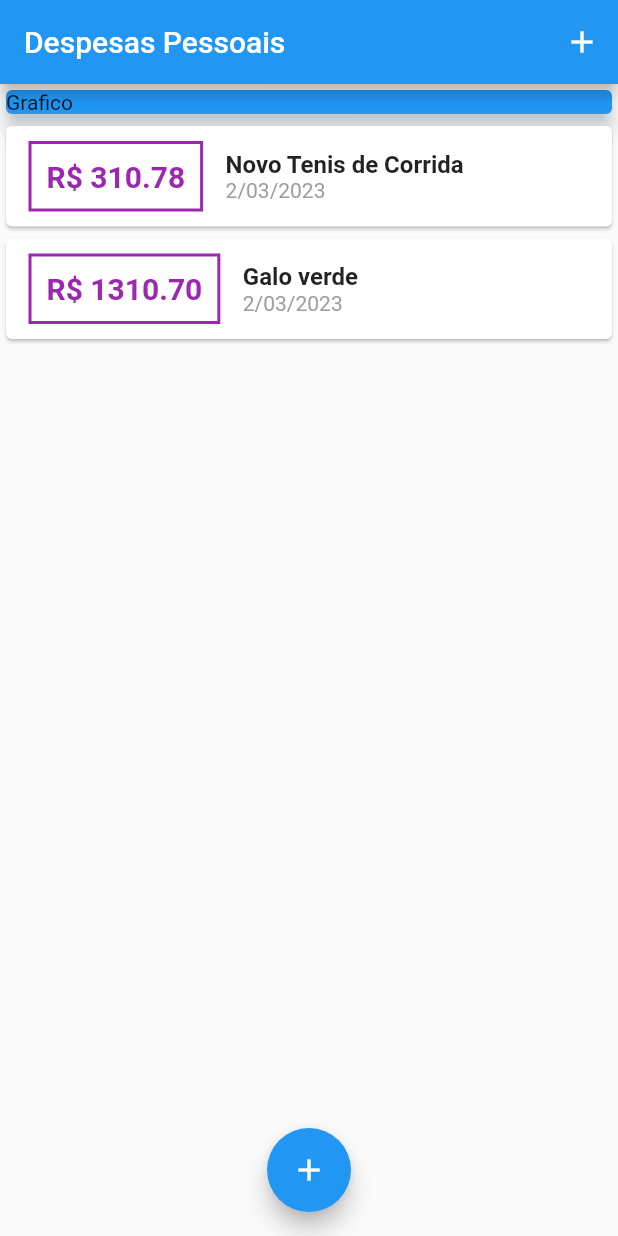
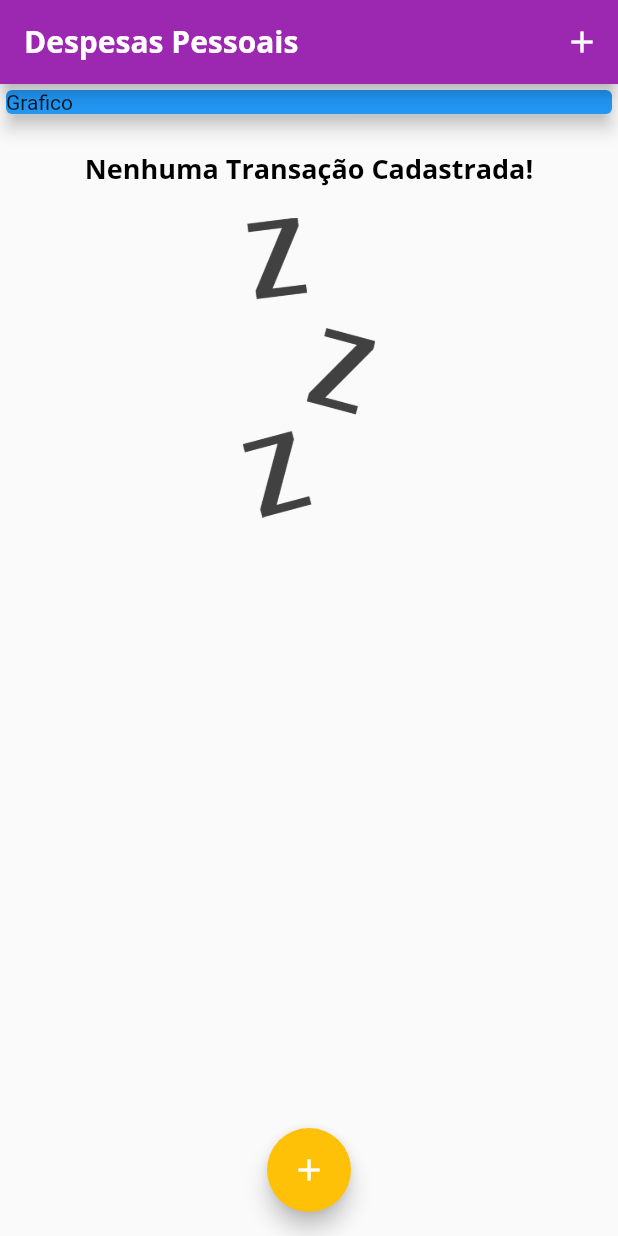
Before and after one commit to arielguareschi/flutter_examples, a Flutter app: the screen it shows after launch, on a phone screen of 412 x 824 dp. Run offline on Flutter 3.47's test engine with Material 2 defaults, Android fonts, the light colour scheme and no system bars.

Commit message:
update themes

```diff
--- a/expenses/lib/components/transaction_list.dart
+++ b/expenses/lib/components/transaction_list.dart
@@ -11,7 +11,25 @@ class TransactionList extends StatelessWidget {
   Widget build(BuildContext context) {
     return SizedBox(
       height: 300,
-      child: ListView.builder(
+      child: transactions.isEmpty
+          ? Column(
+              children: [
+                const SizedBox(height: 20),
+                Text(
+                  'Nenhuma Transação Cadastrada!',
+                  style: Theme.of(context).textTheme.titleLarge,
+                ),
+                const SizedBox(height: 20),
+                SizedBox(
+                  height: 200,
+                  child: Image.asset(
+                    'assets/images/waiting.png',
+                    fit: BoxFit.cover,
+                  ),
+                )
+              ],
+            )
+          : ListView.builder(
               itemCount: transactions.length,
               itemBuilder: (ctx, index) {
                 final tr = transactions[index];
@@ -25,30 +43,25 @@ class TransactionList extends StatelessWidget {
                         ),
                         decoration: BoxDecoration(
                           border: Border.all(
-                      color: Colors.purple,
+                            color: Theme.of(context).colorScheme.primary,
                             width: 2,
                           ),
                         ),
                         padding: const EdgeInsets.all(10),
                         child: Text(
                           'R\$ ${tr.value.toStringAsFixed(2)}',
-                    style: const TextStyle(
+                          style: TextStyle(
                             fontWeight: FontWeight.bold,
                             fontSize: 20,
-                      color: Colors.purple,
+                            color: Theme.of(context).colorScheme.primary,
                           ),
                         ),
                       ),
                       Column(
                         crossAxisAlignment: CrossAxisAlignment.start,
                         children: [
-                    Text(
-                      tr.title,
-                      style: const TextStyle(
-                        fontSize: 16,
-                        fontWeight: FontWeight.bold,
-                      ),
-                    ),
+                          Text(tr.title,
+                              style: Theme.of(context).textTheme.titleLarge),
                           Text(
                             DateFormat('d/MM/y').format(tr.date),
                             style: const TextStyle(
--- a/expenses/lib/main.dart
+++ b/expenses/lib/main.dart
@@ -1,17 +1,42 @@
+import 'package:expenses/components/transaction_form.dart';
+import 'package:flutter/material.dart';
 import 'dart:math';
-import 'package:expenses/components/transaction_form.dart';
-import 'package:expenses/components/transaction_list.dart';
-import 'package:expenses/models/transaction.dart';
-import 'package:flutter/material.dart';
+import 'components/transaction_list.dart';
+import 'models/transaction.dart';
 
-main() => runApp(const ExpensesApp());
+main() => runApp(ExpensesApp());
 
 class ExpensesApp extends StatelessWidget {
-  const ExpensesApp({Key? key}) : super(key: key);
+  ExpensesApp({Key? key}) : super(key: key);
+
+  final ThemeData tema = ThemeData();
 
   @override
   Widget build(BuildContext context) {
-    return const MaterialApp(home: MyHomePage());
+    return MaterialApp(
+      home: const MyHomePage(),
+      theme: tema.copyWith(
+        colorScheme: tema.colorScheme.copyWith(
+          primary: Colors.purple,
+          secondary: Colors.amber,
+        ),
+        textTheme: tema.textTheme.copyWith(
+          titleLarge: const TextStyle(
+            fontFamily: 'OpenSans',
+            fontSize: 18,
+            fontWeight: FontWeight.bold,
+            color: Colors.black,
+          ),
+        ),
+        appBarTheme: const AppBarTheme(
+          titleTextStyle: TextStyle(
+            fontFamily: 'OpenSans',
+            fontSize: 20,
+            fontWeight: FontWeight.bold,
+          ),
+        ),
+      ),
+    );
   }
 }
 
@@ -23,8 +48,8 @@ class MyHomePage extends StatefulWidget {
 }
 
 class _MyHomePageState extends State<MyHomePage> {
-  final _transactions = [
-    Transaction(
+  final List<Transaction> _transactions = [
+    /*  Transaction(
       id: 't1',
       title: 'Novo Tenis de Corrida',
       value: 310.78,
@@ -35,7 +60,7 @@ class _MyHomePageState extends State<MyHomePage> {
       title: 'Galo verde',
       value: 1310.7,
       date: DateTime.now(),
-    ),
+    ),*/
   ];
 
   _addTransaction(String title, double value) {
```
Also changed, not shown: expenses/lib/components/chart.dart (added, +48 -0 lines), expenses/pubspec.yaml (+13 -11 lines), expenses/assets/fonts/OpenSans-Bold.ttf (added), expenses/assets/fonts/OpenSans-Regular.ttf (added), expenses/assets/fonts/Quicksand-Bold.ttf (added), expenses/assets/fonts/Quicksand-Light.ttf (added), expenses/assets/fonts/Quicksand-Medium.ttf (added), expenses/assets/fonts/Quicksand-Regular.ttf (added), expenses/assets/images/waiting.png (added). Lines whose indentation alone changed are shown as unchanged.
